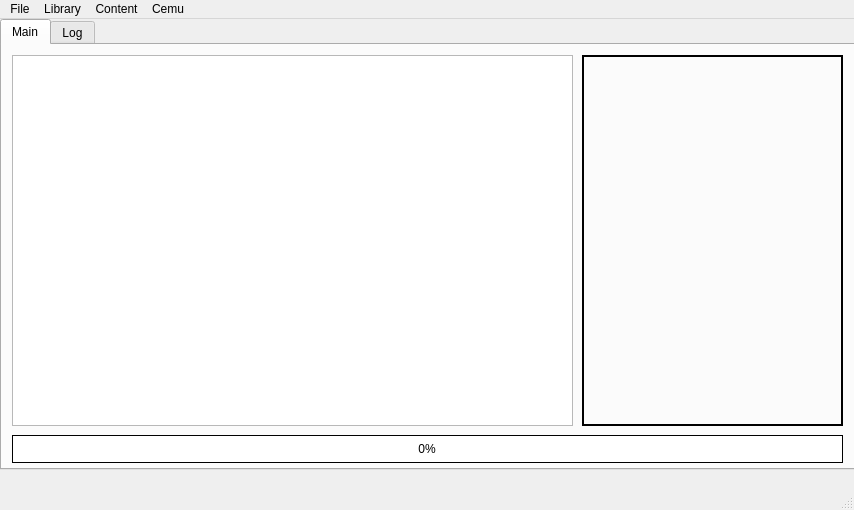
Old version of the form mainwindow.ui in the repository Chrono136/Maple-Tree.
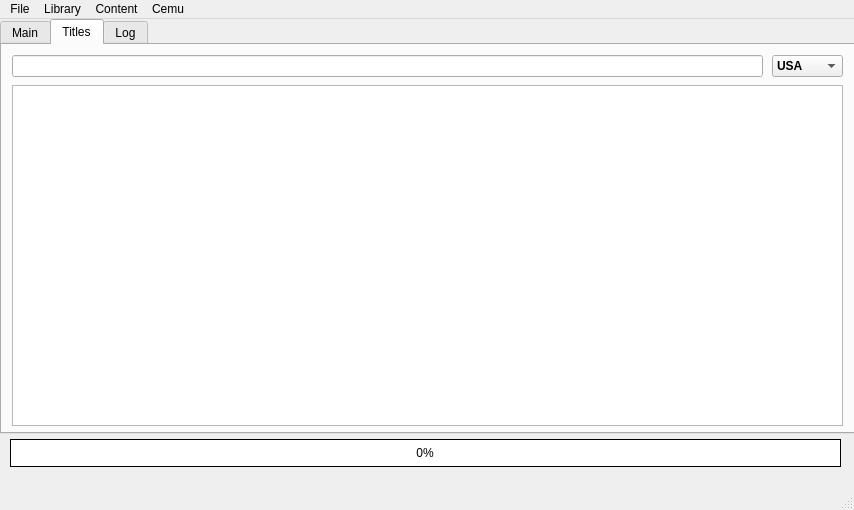
New version of the form. The open tabs and pages were chosen to show the change.

Commit message: title list with region and search input

Patch:
```diff
--- a/mainwindow.ui
+++ b/mainwindow.ui
@@ -38,7 +38,7 @@
       <x>0</x>
       <y>0</y>
       <width>861</width>
-      <height>451</height>
+      <height>415</height>
      </rect>
     </property>
     <property name="currentIndex">
@@ -98,52 +98,76 @@
        <enum>Qt::CustomContextMenu</enum>
       </property>
      </widget>
-     <widget class="QProgressBar" name="progressBar">
+    </widget>
+    <widget class="QWidget" name="tab_3">
+     <attribute name="title">
+      <string>Titles</string>
+     </attribute>
+     <widget class="QLineEdit" name="searchInput">
       <property name="geometry">
        <rect>
         <x>10</x>
-        <y>390</y>
+        <y>10</y>
+        <width>751</width>
+        <height>22</height>
+       </rect>
+      </property>
+     </widget>
+     <widget class="QListWidget" name="titlelistWidget">
+      <property name="geometry">
+       <rect>
+        <x>10</x>
+        <y>40</y>
         <width>831</width>
-        <height>28</height>
+        <height>341</height>
        </rect>
       </property>
-      <property name="autoFillBackground">
-       <bool>false</bool>
+      <property name="contextMenuPolicy">
+       <enum>Qt::CustomContextMenu</enum>
       </property>
-      <property name="styleSheet">
-       <string notr="true">QProgressBar {
-border: 1px solid black;
-text-align: center;
-padding: 1px;
-width: 15px;
-}
-
-QProgressBar::chunk {
-background-color: #cd9bff;
-border: 1px solid black;
-}</string>
+     </widget>
+     <widget class="QComboBox" name="regionBox">
+      <property name="geometry">
+       <rect>
+        <x>770</x>
+        <y>10</y>
+        <width>71</width>
+        <height>22</height>
+       </rect>
       </property>
-      <property name="value">
+      <property name="font">
+       <font>
+        <weight>75</weight>
+        <bold>true</bold>
+       </font>
+      </property>
+      <property name="currentIndex">
        <number>0</number>
       </property>
-      <property name="alignment">
-       <set>Qt::AlignCenter</set>
+      <property name="maxCount">
+       <number>10</number>
       </property>
-      <property name="textVisible">
+      <property name="frame">
        <bool>true</bool>
       </property>
-      <property name="orientation">
-       <enum>Qt::Horizontal</enum>
+      <property name="modelColumn">
+       <number>0</number>
       </property>
-      <property name="invertedAppearance">
-       <bool>false</bool>
-      </property>
-      <property name="textDirection">
-       <enum>QProgressBar::TopToBottom</enum>
-      </property>
-      <property name="format">
-       <string>%p%</string>
-      </property>
+      <item>
+       <property name="text">
+        <string>USA</string>
+       </property>
+      </item>
+      <item>
+       <property name="text">
+        <string>EUR</string>
+       </property>
+      </item>
+      <item>
+       <property name="text">
+        <string>JAP</string>
+       </property>
+      </item>
      </widget>
     </widget>
     <widget class="QWidget" name="tab_2">
@@ -168,6 +192,53 @@
      </widget>
     </widget>
    </widget>
+   <widget class="QProgressBar" name="progressBar">
+    <property name="geometry">
+     <rect>
+      <x>10</x>
+      <y>420</y>
+      <width>831</width>
+      <height>28</height>
+     </rect>
+    </property>
+    <property name="autoFillBackground">
+     <bool>false</bool>
+    </property>
+    <property name="styleSheet">
+     <string notr="true">QProgressBar {
+border: 1px solid black;
+text-align: center;
+padding: 1px;
+width: 15px;
+}
+
+QProgressBar::chunk {
+background-color: #cd9bff;
+border: 1px solid black;
+}</string>
+    </property>
+    <property name="value">
+     <number>0</number>
+    </property>
+    <property name="alignment">
+     <set>Qt::AlignCenter</set>
+    </property>
+    <property name="textVisible">
+     <bool>true</bool>
+    </property>
+    <property name="orientation">
+     <enum>Qt::Horizontal</enum>
+    </property>
+    <property name="invertedAppearance">
+     <bool>false</bool>
+    </property>
+    <property name="textDirection">
+     <enum>QProgressBar::TopToBottom</enum>
+    </property>
+    <property name="format">
+     <string>%p%</string>
+    </property>
+   </widget>
   </widget>
   <widget class="QMenuBar" name="menubar">
    <property name="geometry">
```
The commit also changes 6 other files.
